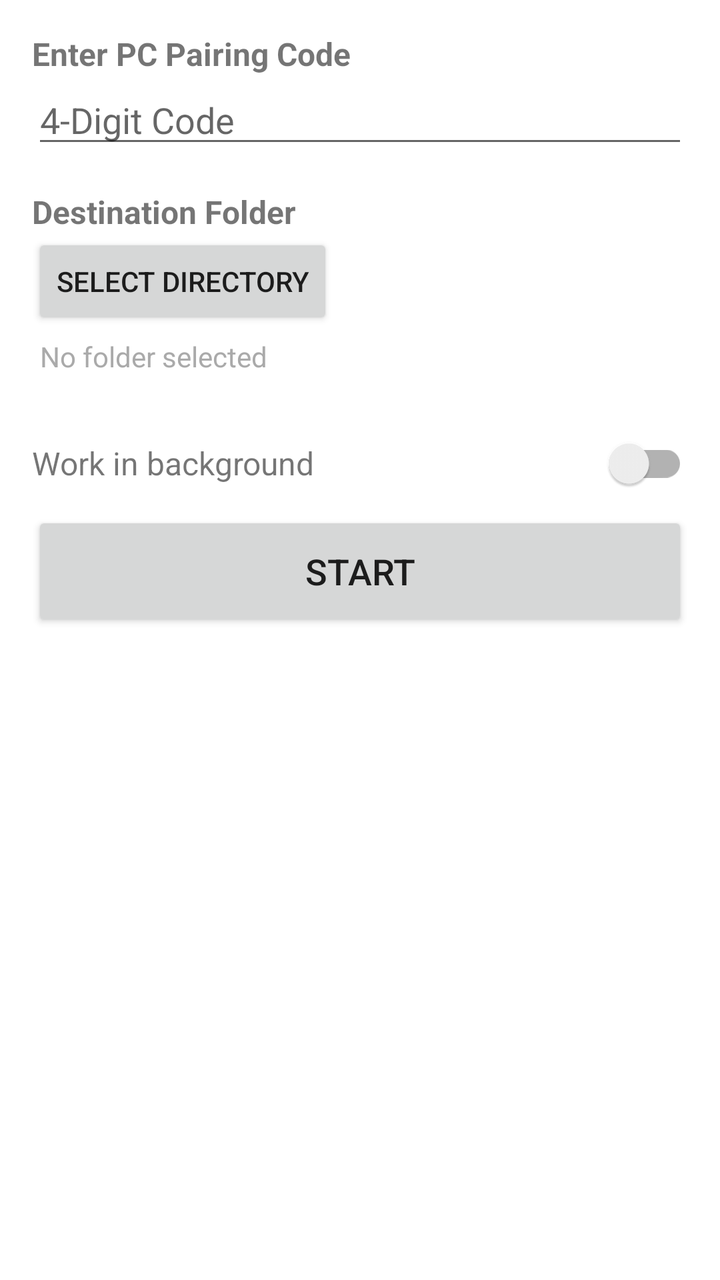
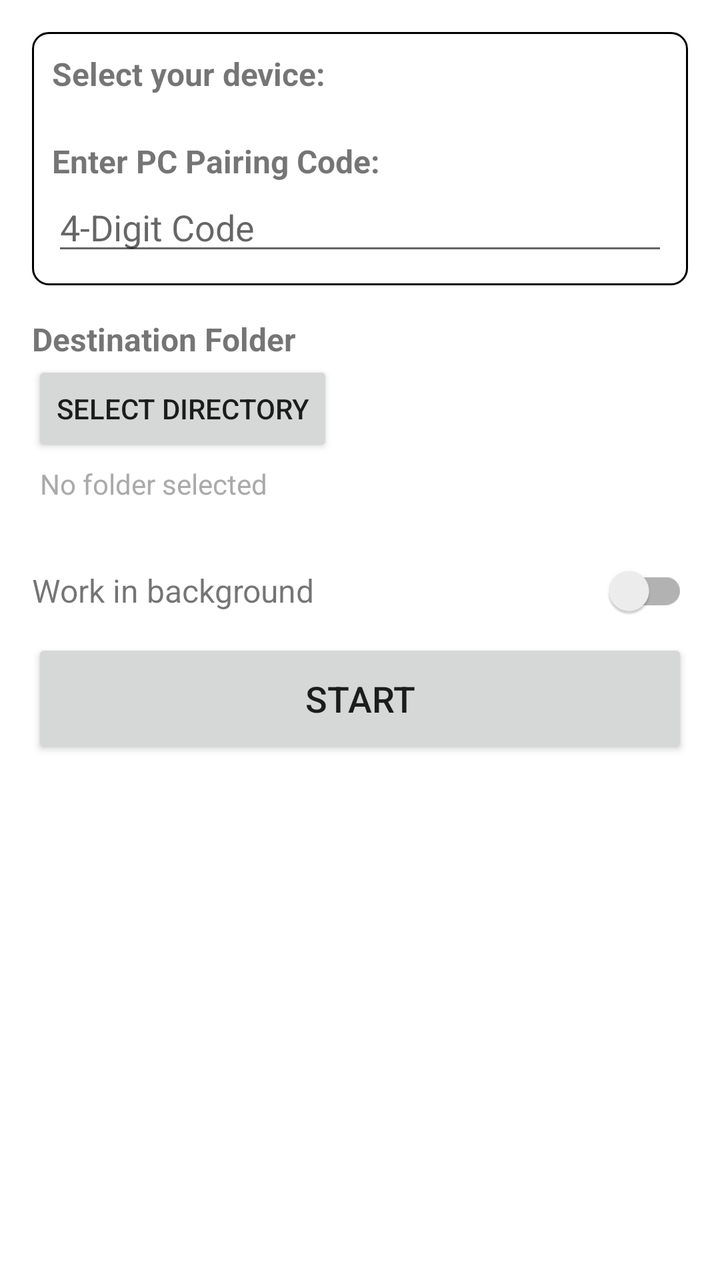

An Android layout rendered at two revisions. The XML below is the earlier revision; the diff shows what the commit changed to produce the second picture.
<!-- AndroidManifest.xml: application theme Theme.LocalFolderSyncClient -->
<!-- res/layout/activity_main.xml -->
<?xml version="1.0" encoding="utf-8"?>
<androidx.constraintlayout.widget.ConstraintLayout xmlns:android="http://schemas.android.com/apk/res/android"
    xmlns:app="http://schemas.android.com/apk/res-auto"
    xmlns:tools="http://schemas.android.com/tools"
    android:id="@+id/main"
    android:layout_width="match_parent"
    android:layout_height="match_parent"
    tools:context=".MainActivity">

    <ScrollView
        android:id="@+id/scrollView"
        android:layout_width="match_parent"
        android:layout_height="match_parent"
        android:fillViewport="true">

        <LinearLayout xmlns:android="http://schemas.android.com/apk/res/android"
            android:layout_width="match_parent"
            android:layout_height="match_parent"
            android:id="@+id/upperContent"
            android:orientation="vertical"
            android:padding="16dp">

            <TextView
                android:layout_width="wrap_content"
                android:layout_height="wrap_content"
                android:text="Enter PC Pairing Code"
                android:textSize="16sp"
                android:textStyle="bold" />

            <EditText
                android:id="@+id/et_pairing_code"
                android:layout_width="match_parent"
                android:layout_height="wrap_content"
                android:hint="4-Digit Code"
                android:inputType="number"
                android:maxLength="4" />

            <Space android:layout_width="match_parent" android:layout_height="16dp"/>

            <TextView
                android:layout_width="wrap_content"
                android:layout_height="wrap_content"
                android:text="Destination Folder"
                android:textSize="16sp"
                android:textStyle="bold" />

            <Button
                android:id="@+id/btn_choose_folder"
                android:layout_width="wrap_content"
                android:layout_height="wrap_content"
                android:text="Select Directory" />

            <TextView
                android:id="@+id/tv_selected_path"
                android:layout_width="match_parent"
                android:layout_height="wrap_content"
                android:text="No folder selected"
                android:textColor="@android:color/darker_gray"
                android:padding="4dp" />

            <Space android:layout_width="match_parent" android:layout_height="16dp"/>

            <RelativeLayout
                android:layout_width="match_parent"
                android:layout_height="wrap_content">

                <TextView
                    android:layout_width="wrap_content"
                    android:layout_height="wrap_content"
                    android:text="Work in background"
                    android:textSize="16sp"
                    android:layout_centerVertical="true"/>

                <androidx.appcompat.widget.SwitchCompat
                    android:id="@+id/switch_notification"
                    android:layout_width="wrap_content"
                    android:layout_height="wrap_content"
                    android:layout_alignParentEnd="true" />
            </RelativeLayout>

            <LinearLayout
                android:id="@+id/layout_attention_warning"
                android:layout_width="match_parent"
                android:layout_height="wrap_content"
                android:orientation="vertical"
                android:background="#10FF0000"
                android:padding="12dp"
                android:layout_marginTop="8dp"
                android:visibility="gone"> <TextView
                android:layout_width="match_parent"
                android:layout_height="wrap_content"
                android:text="⚠️ Attention: For work when app is closed, a persistent notification is required by your smart phone."
                android:textColor="#D32F2F"
                android:textSize="14sp" />

                <Button
                    android:id="@+id/btn_grant_permission"
                    style="?android:attr/borderlessButtonStyle"
                    android:layout_width="wrap_content"
                    android:layout_height="wrap_content"
                    android:text="GRANT NOW"
                    android:textColor="#D32F2F" />


        </LinearLayout>

            
            <Button
                android:id="@+id/btn_start_sync"
                android:layout_width="match_parent"
                android:layout_height="60dp"
                android:text="START"
                android:textSize="18sp"


                />

        </LinearLayout>
    </ScrollView>


</androidx.constraintlayout.widget.ConstraintLayout>
<!-- resources referenced by this layout -->
<resources>
  <style name="Theme.LocalFolderSyncClient" parent="Theme.MaterialComponents.DayNight.NoActionBar">
          
          <item name="colorPrimary">@color/purple_500</item>
          <item name="colorPrimaryVariant">@color/purple_700</item>
          <item name="colorOnPrimary">@color/white</item>
          
          <item name="colorSecondary">@color/teal_200</item>
          <item name="colorSecondaryVariant">@color/teal_700</item>
          <item name="colorOnSecondary">@color/black</item>
          
          <item name="android:statusBarColor">?attr/colorPrimaryVariant</item>
          
      </style>
  <color name="purple_500">#FF6200EE</color>
  <color name="purple_700">#FF3700B3</color>
  <color name="white">#FFFFFFFF</color>
  <color name="teal_200">#FF03DAC5</color>
  <color name="teal_700">#FF018786</color>
  <color name="black">#FF000000</color>
</resources>

<!-- the commit's change to res/layout/activity_main.xml (unified diff, before → after) -->
@@ -20,20 +20,52 @@
             android:orientation="vertical"
             android:padding="16dp">
 
-            <TextView
-                android:layout_width="wrap_content"
-                android:layout_height="wrap_content"
-                android:text="Enter PC Pairing Code"
-                android:textSize="16sp"
-                android:textStyle="bold" />
-
-            <EditText
-                android:id="@+id/et_pairing_code"
+            <LinearLayout xmlns:android="http://schemas.android.com/apk/res/android"
                 android:layout_width="match_parent"
                 android:layout_height="wrap_content"
-                android:hint="4-Digit Code"
-                android:inputType="number"
-                android:maxLength="4" />
+                android:padding="10sp"
+                android:background="@drawable/recyclerview_border"
+                android:id="@+id/devices"
+                android:orientation="vertical"
+
+                >
+                <TextView
+                    android:layout_width="wrap_content"
+                    android:layout_height="wrap_content"
+                    android:text="Select your device:"
+
+                    android:textSize="16sp"
+                    android:textStyle="bold"
+                    ></TextView>
+
+                <androidx.recyclerview.widget.RecyclerView
+                    android:padding="5sp"
+
+                    android:id="@+id/availableDevicesRecyclerView"
+                    android:layout_width="match_parent"
+                    android:layout_height="wrap_content"
+                    android:scrollbars="vertical"
+                    ></androidx.recyclerview.widget.RecyclerView>
+                <Space
+                    android:layout_width="match_parent"
+                    android:layout_height="12dp" />
+                <TextView
+                    android:layout_width="wrap_content"
+                    android:layout_height="wrap_content"
+                    android:text="Enter PC Pairing Code:"
+                    android:textSize="16sp"
+                    android:textStyle="bold" />
+
+                <EditText
+                    android:id="@+id/et_pairing_code"
+                    android:layout_width="match_parent"
+                    android:layout_height="wrap_content"
+                    android:hint="4-Digit Code"
+                    android:inputType="number"
+                    android:maxLength="4" />
+            </LinearLayout>
+
+
 
             <Space android:layout_width="match_parent" android:layout_height="16dp"/>
 
<!-- resource entries referenced after the edit -->
@@ -1,5 +1,21 @@
 <!-- resources referenced by this layout -->
 <resources>
+  <!-- drawable recyclerview_border (drawable) -->
+  <?xml version="1.0" encoding="utf-8"?>
+  <shape xmlns:android="http://schemas.android.com/apk/res/android"
+      android:shape="rectangle">
+  
+      
+      <solid android:color="@android:color/transparent" />
+  
+      
+      <stroke
+          android:width="1dp"
+          android:color="@color/black" />
+  
+      
+      <corners android:radius="8dp" />
+  </shape>
   <style name="Theme.LocalFolderSyncClient" parent="Theme.MaterialComponents.DayNight.NoActionBar">
           
           <item name="colorPrimary">@color/purple_500</item>
@@ -13,11 +29,11 @@
           <item name="android:statusBarColor">?attr/colorPrimaryVariant</item>
           
       </style>
+  <color name="black">#FF000000</color>
   <color name="purple_500">#FF6200EE</color>
   <color name="purple_700">#FF3700B3</color>
   <color name="white">#FFFFFFFF</color>
   <color name="teal_200">#FF03DAC5</color>
   <color name="teal_700">#FF018786</color>
-  <color name="black">#FF000000</color>
 </resources>
 
